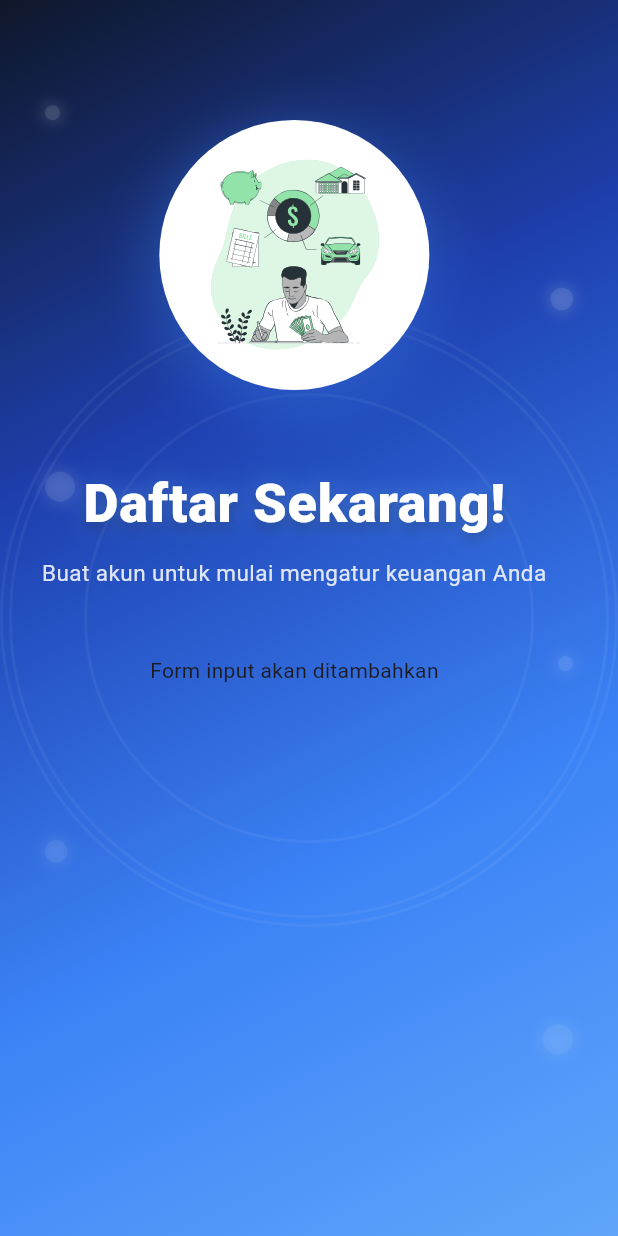
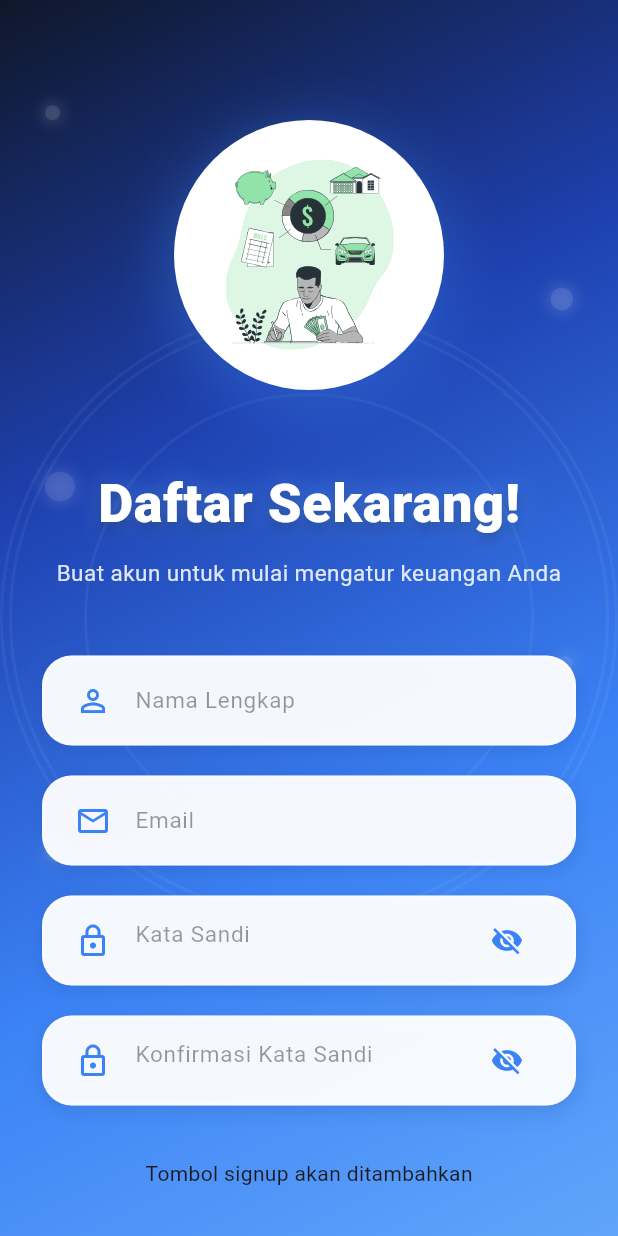
Before and after one commit to Julianarwansah/uas_cashflow_app, a Flutter app: the SignupScreen screen opened directly, on a phone screen of 412 x 824 dp. Run offline on Flutter 3.47's test engine with Material 3 defaults, Android fonts, the phone set to English and light mode, and no system bars; our stand-ins replace firebase_auth, firebase_core, lottie; accounts and stored records are empty.

Commit message:
Pasang kotak input nama, email, dan password

```diff
--- a/lib/login/signup.dart
+++ b/lib/login/signup.dart
@@ -311,7 +311,45 @@ class _SignupScreenState extends State<SignupScreen>
                         ),
 
                         const SizedBox(height: 45),
-                        const Text('Form input akan ditambahkan'),
+
+                        // Name Field
+                        _buildInputField(
+                          controller: nameController,
+                          icon: Icons.person_outline,
+                          hint: "Nama Lengkap",
+                        ),
+
+                        const SizedBox(height: 20),
+
+                        // Email Field
+                        _buildInputField(
+                          controller: emailController,
+                          icon: Icons.email_outlined,
+                          hint: "Email",
+                        ),
+
+                        const SizedBox(height: 20),
+
+                        // Password Field
+                        _buildInputField(
+                          controller: passController,
+                          icon: Icons.lock_outline,
+                          hint: "Kata Sandi",
+                          isPassword: true,
+                        ),
+
+                        const SizedBox(height: 20),
+
+                        // Confirm Password Field
+                        _buildInputField(
+                          controller: confirmPassController,
+                          icon: Icons.lock_outline,
+                          hint: "Konfirmasi Kata Sandi",
+                          isConfirmPassword: true,
+                        ),
+
+                        const SizedBox(height: 35),
+                        const Text('Tombol signup akan ditambahkan'),
                       ],
                     ),
                   ),
```
